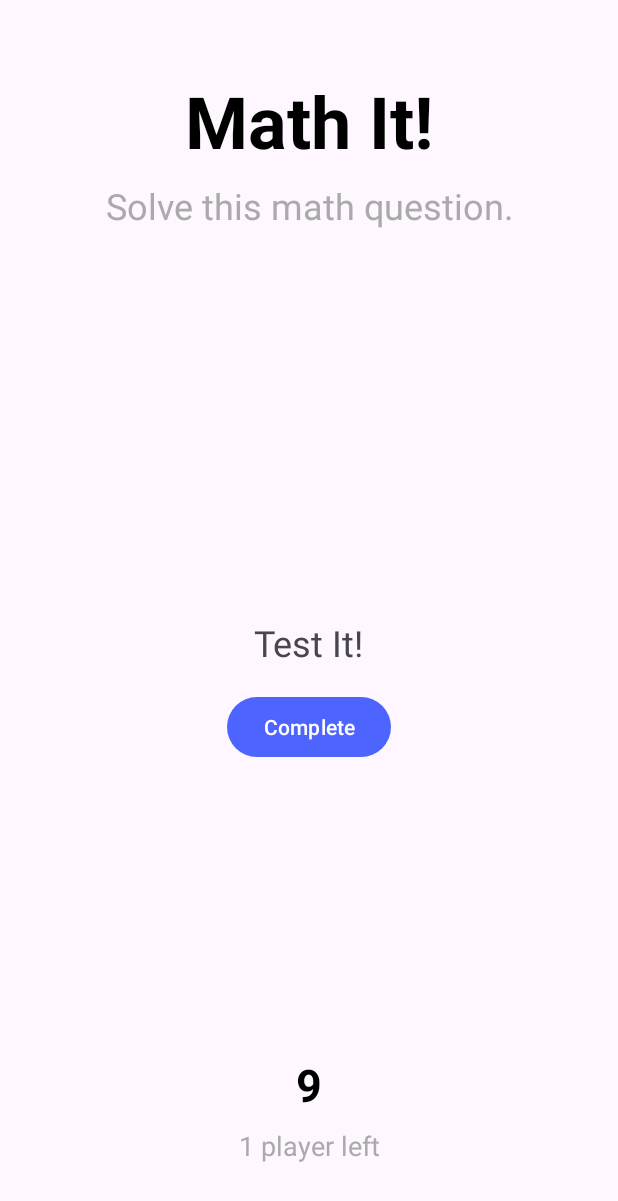
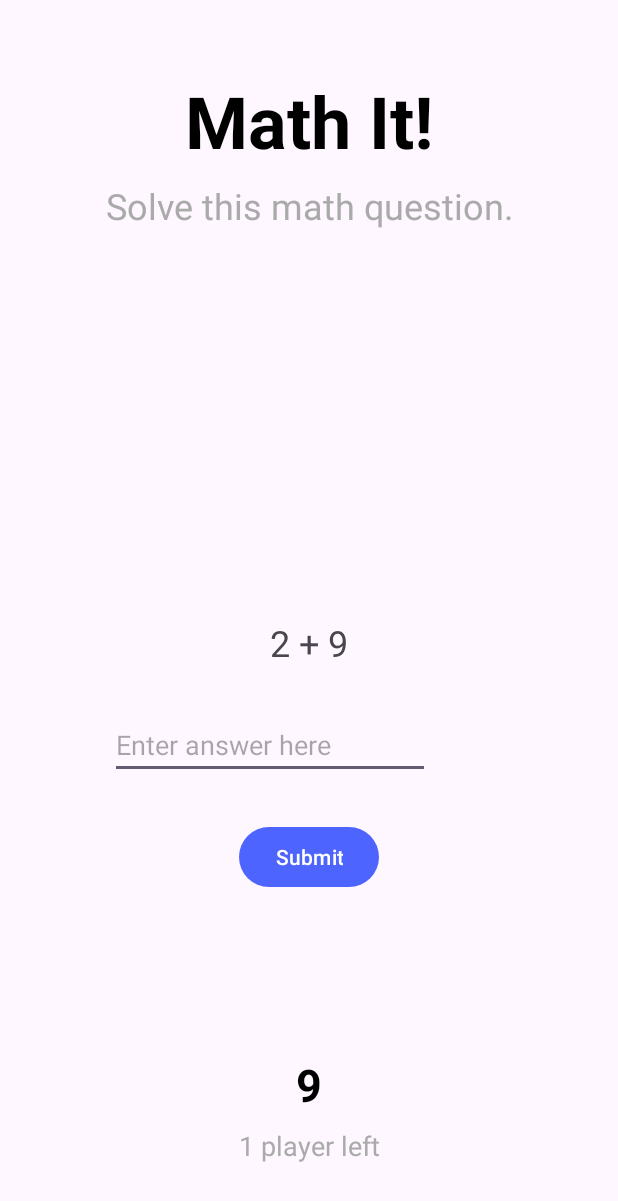
Before and after one commit to thatcherclough/Boppin-It, an Android app: the screen it shows after launch (GameplayActivity), after a tap on "PLAY", on a phone screen of 412 x 824 dp. Shown: the top 1201 px of the screen. Run offline under Robolectric (Android 15) with nearby library versions, the phone set to English and light mode, and no system bars.

Commit message:
Implemented MathIt fragment and activity

```diff
--- a/app/src/main/java/com/cs407/boppinit/activities/MathItActivity.kt
+++ b/app/src/main/java/com/cs407/boppinit/activities/MathItActivity.kt
@@ -4,6 +4,7 @@ import android.os.Bundle
 import android.view.LayoutInflater
 import android.view.View
 import android.view.ViewGroup
+import android.widget.Toast
 import androidx.fragment.app.Fragment
 import com.cs407.boppinit.Difficulty
 import com.cs407.boppinit.activities.standard.BopItActivityView
@@ -15,6 +16,7 @@ class MathItActivityView(
 ) : Fragment(), BopItActivityView {
     private var _binding: FragmentMathItBinding? = null
     private val binding get() = _binding!!
+    private var correctAnswer: Int = 0
 
     override fun onCreateView(
         inflater: LayoutInflater,
@@ -37,16 +39,58 @@ class MathItActivityView(
     }
 
     override fun initializeView() {
-        binding.btnComplete.setOnClickListener {
-            onComplete()
+        // Generate a math problem based on difficulty level
+        val mathProblem = generateMathProblem(difficulty)
+        correctAnswer = mathProblem.second
+
+        // Display the problem
+        binding.mathItText.text = mathProblem.first
+
+        // Set up button click listener
+        binding.submitButton.setOnClickListener {
+            val userAnswer = binding.answerInput.text.toString()
+            if (userAnswer.isNotEmpty() && userAnswer.toIntOrNull() == correctAnswer) {
+                onComplete()
+            } else {
+                binding.wrongAnswerView.visibility = View.VISIBLE
+            }
         }
     }
 
     override fun startActivity() {
-        // Nothing needed - just waiting for button click
+        // Show UI components for the activity
+        binding.mathItText.visibility = View.VISIBLE
+        binding.answerInput.visibility = View.VISIBLE
+        binding.submitButton.visibility = View.VISIBLE
+        binding.wrongAnswerView.visibility = View.INVISIBLE
     }
 
     override fun stopActivity() {
-        // Nothing needed to clean up
+        // Hide UI components for the activity
+        binding.mathItText.visibility = View.GONE
+        binding.answerInput.visibility = View.GONE
+        binding.submitButton.visibility = View.GONE
+        binding.wrongAnswerView.visibility = View.GONE
+    }
+
+    private fun generateMathProblem(difficulty: Difficulty): Pair<String, Int> {
+        // Generate math problems of varying complexity based on difficulty level
+        return when (difficulty) {
+            Difficulty.EASY -> {
+                val a = (1..10).random()
+                val b = (1..10).random()
+                "$a + $b" to (a + b)
+            }
+            Difficulty.MEDIUM -> {
+                val a = (10..50).random()
+                val b = (10..50).random()
+                "$a - $b" to (a - b)
+            }
+            Difficulty.HARD -> {
+                val a = (1..12).random()
+                val b = (1..12).random()
+                "$a × $b" to (a * b)
+            }
+        }
     }
 }
--- a/app/src/main/res/layout/fragment_math_it.xml
+++ b/app/src/main/res/layout/fragment_math_it.xml
@@ -1,28 +1,51 @@
 <?xml version="1.0" encoding="utf-8"?>
 <androidx.constraintlayout.widget.ConstraintLayout xmlns:android="http://schemas.android.com/apk/res/android"
     xmlns:app="http://schemas.android.com/apk/res-auto"
+    xmlns:tools="http://schemas.android.com/tools"
     android:layout_width="match_parent"
     android:layout_height="match_parent">
 
     <TextView
-        android:id="@+id/testText"
+        android:id="@+id/mathItText"
         android:layout_width="wrap_content"
         android:layout_height="wrap_content"
-        android:text="Test It!"
         android:textSize="24sp"
         app:layout_constraintBottom_toBottomOf="parent"
         app:layout_constraintEnd_toEndOf="parent"
         app:layout_constraintStart_toStartOf="parent"
         app:layout_constraintTop_toTopOf="parent" />
 
-    <Button
-        android:id="@+id/btnComplete"
+    <EditText
+        android:id="@+id/answerInput"
         android:layout_width="wrap_content"
         android:layout_height="wrap_content"
-        android:text="Complete"
-        android:layout_marginTop="16dp"
-        app:layout_constraintTop_toBottomOf="@id/testText"
+        android:layout_marginTop="29dp"
+        android:ems="10"
+        android:hint="Enter answer here"
+        android:inputType="number"
+        app:layout_constraintEnd_toStartOf="@+id/mathItText"
+        app:layout_constraintStart_toStartOf="@+id/mathItText"
+        app:layout_constraintTop_toBottomOf="@+id/mathItText" />
+
+    <Button
+        android:id="@+id/submitButton"
+        android:layout_width="wrap_content"
+        android:layout_height="wrap_content"
+        android:layout_marginTop="28dp"
+        android:text="Submit"
+        app:layout_constraintEnd_toEndOf="parent"
         app:layout_constraintStart_toStartOf="parent"
-        app:layout_constraintEnd_toEndOf="parent" />
+        app:layout_constraintTop_toBottomOf="@+id/answerInput" />
+
+    <TextView
+        android:id="@+id/wrongAnswerView"
+        android:layout_width="wrap_content"
+        android:layout_height="wrap_content"
+        android:layout_marginBottom="13dp"
+        android:text="Incorrect!"
+        android:visibility="invisible"
+        app:layout_constraintBottom_toTopOf="@+id/mathItText"
+        app:layout_constraintEnd_toStartOf="@+id/mathItText"
+        app:layout_constraintStart_toStartOf="@+id/mathItText" />
 
 </androidx.constraintlayout.widget.ConstraintLayout>
```
